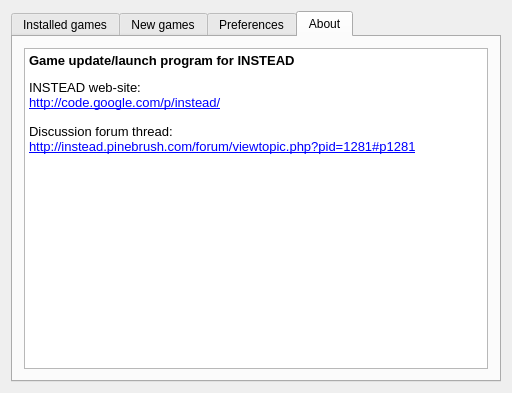
Old version of the form mainwindow.ui in the repository instead-hub/instead-launcher.
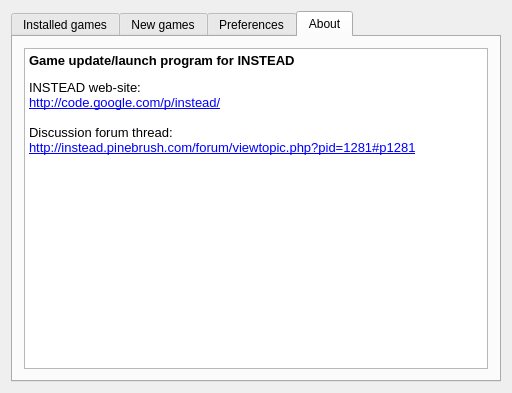
New version of the form. The open tabs and pages were chosen to show the change.

What changed in the file:
```diff
--- a/mainwindow.ui
+++ b/mainwindow.ui
@@ -323,10 +323,10 @@
            <string>&lt;!DOCTYPE HTML PUBLIC &quot;-//W3C//DTD HTML 4.0//EN&quot; &quot;http://www.w3.org/TR/REC-html40/strict.dtd&quot;&gt;
 &lt;html&gt;&lt;head&gt;&lt;meta name=&quot;qrichtext&quot; content=&quot;1&quot; /&gt;&lt;style type=&quot;text/css&quot;&gt;
 p, li { white-space: pre-wrap; }
-&lt;/style&gt;&lt;/head&gt;&lt;body style=&quot; font-family:'Sans Serif'; font-size:9pt; font-weight:400; font-style:normal;&quot;&gt;
-&lt;p style=&quot; margin-top:14px; margin-bottom:12px; margin-left:0px; margin-right:0px; -qt-block-indent:0; text-indent:0px;&quot;&gt;&lt;span style=&quot; font-size:10pt; font-weight:600;&quot;&gt;Game update/launch program for INSTEAD&lt;/span&gt;&lt;/p&gt;
-&lt;p style=&quot; margin-top:0px; margin-bottom:0px; margin-left:0px; margin-right:0px; -qt-block-indent:0; text-indent:0px;&quot;&gt;&lt;span style=&quot; font-size:10pt;&quot;&gt;INSTEAD web-site:&lt;br /&gt;&lt;/span&gt;&lt;a href=&quot;http://code.google.com/p/instead/&quot;&gt;&lt;span style=&quot; font-size:10pt; text-decoration: underline; color:#0000ff;&quot;&gt;http://code.google.com/p/instead/&lt;/span&gt;&lt;/a&gt;&lt;span style=&quot; font-size:10pt;&quot;&gt;&lt;br /&gt;&lt;/span&gt;&lt;/p&gt;
-&lt;p style=&quot; margin-top:0px; margin-bottom:0px; margin-left:0px; margin-right:0px; -qt-block-indent:0; text-indent:0px;&quot;&gt;&lt;span style=&quot; font-size:10pt;&quot;&gt;Discussion forum thread:&lt;br /&gt;&lt;/span&gt;&lt;a href=&quot;http://instead.pinebrush.com/forum/viewtopic.php?pid=1281#p1281&quot;&gt;&lt;span style=&quot; font-size:10pt; text-decoration: underline; color:#0000ff;&quot;&gt;http://instead.pinebrush.com/forum/viewtopic.php?pid=1281#p1281&lt;/span&gt;&lt;/a&gt;&lt;span style=&quot; font-size:10pt;&quot;&gt; &lt;/span&gt;&lt;/p&gt;&lt;/body&gt;&lt;/html&gt;</string>
+&lt;/style&gt;&lt;/head&gt;&lt;body style=&quot; font-family:'Sans'; font-size:10pt; font-weight:400; font-style:normal;&quot;&gt;
+&lt;p style=&quot; margin-top:14px; margin-bottom:12px; margin-left:0px; margin-right:0px; -qt-block-indent:0; text-indent:0px;&quot;&gt;&lt;span style=&quot; font-family:'Sans Serif'; font-weight:600;&quot;&gt;Game update/launch program for INSTEAD&lt;/span&gt;&lt;/p&gt;
+&lt;p style=&quot; margin-top:0px; margin-bottom:0px; margin-left:0px; margin-right:0px; -qt-block-indent:0; text-indent:0px;&quot;&gt;&lt;span style=&quot; font-family:'Sans Serif';&quot;&gt;INSTEAD web-site:&lt;br /&gt;&lt;/span&gt;&lt;a href=&quot;http://code.google.com/p/instead/&quot;&gt;&lt;span style=&quot; font-family:'Sans Serif'; text-decoration: underline; color:#0000ff;&quot;&gt;http://code.google.com/p/instead/&lt;/span&gt;&lt;/a&gt;&lt;span style=&quot; font-family:'Sans Serif';&quot;&gt;&lt;br /&gt;&lt;/span&gt;&lt;/p&gt;
+&lt;p style=&quot; margin-top:0px; margin-bottom:0px; margin-left:0px; margin-right:0px; -qt-block-indent:0; text-indent:0px;&quot;&gt;&lt;span style=&quot; font-family:'Sans Serif';&quot;&gt;Discussion forum thread:&lt;br /&gt;&lt;/span&gt;&lt;a href=&quot;http://instead.pinebrush.com/forum/viewtopic.php?pid=1281#p1281&quot;&gt;&lt;span style=&quot; font-family:'Sans Serif'; text-decoration: underline; color:#0000ff;&quot;&gt;http://instead.pinebrush.com/forum/viewtopic.php?pid=1281#p1281&lt;/span&gt;&lt;/a&gt;&lt;span style=&quot; font-family:'Sans Serif';&quot;&gt; &lt;/span&gt;&lt;/p&gt;&lt;/body&gt;&lt;/html&gt;</string>
           </property>
           <property name="openExternalLinks">
            <bool>true</bool>
```
Left out of the diff: 2 changed lines with no effect on the pictures.
